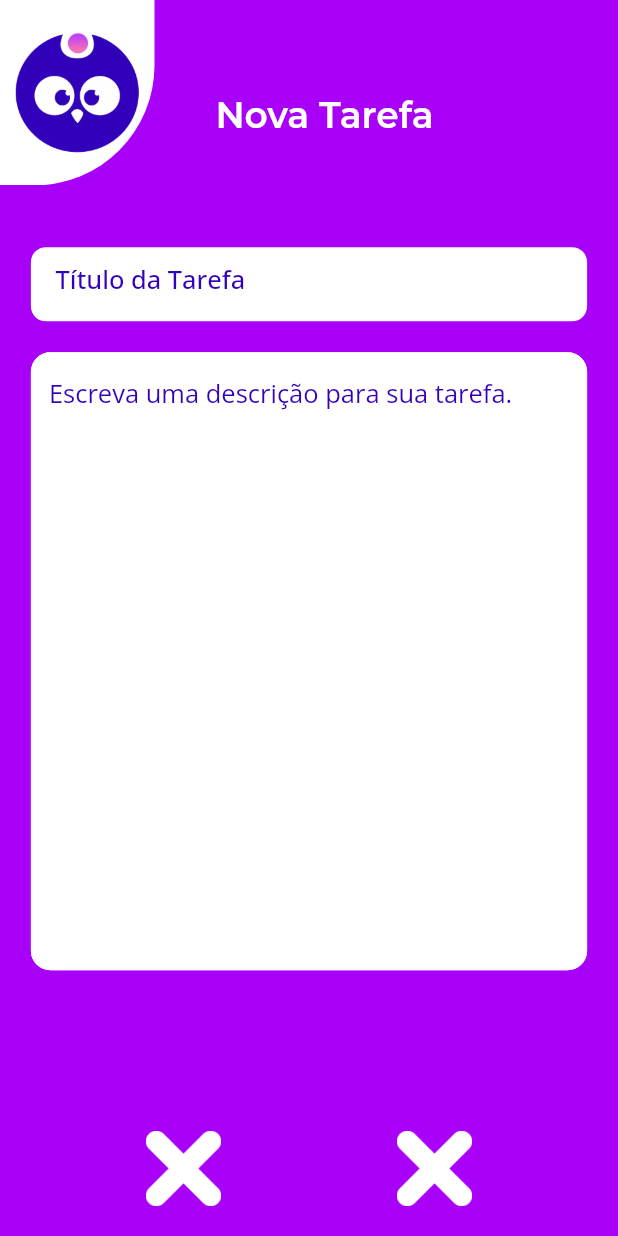
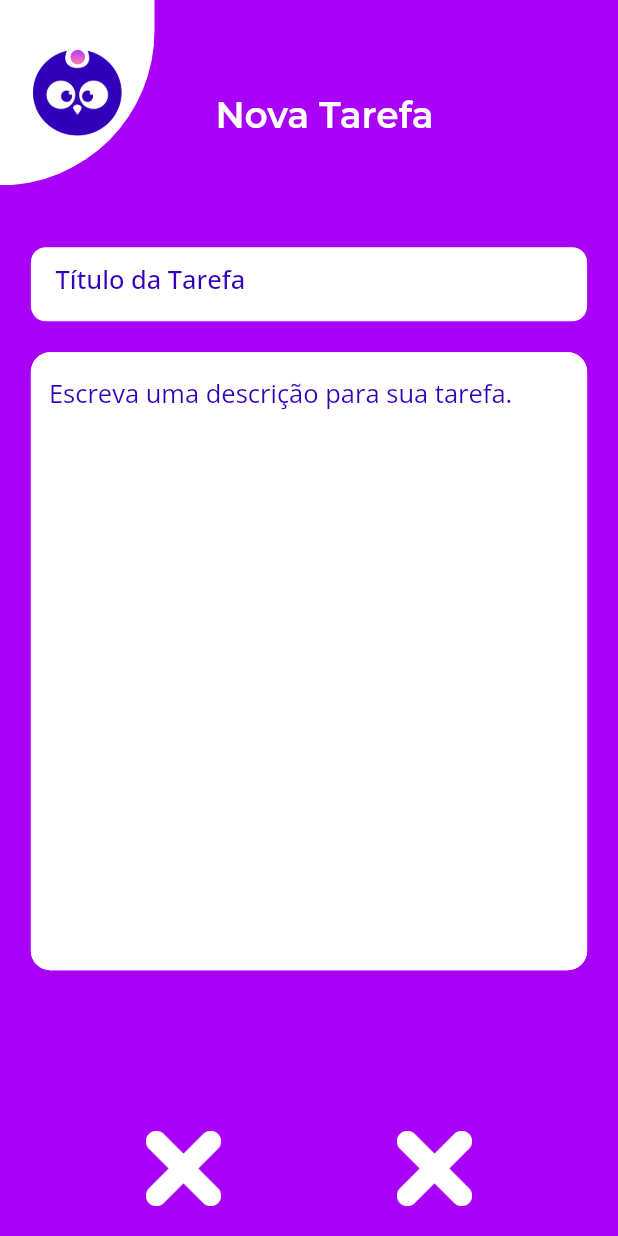
Before and after one commit to Palagio/app_todo_lovepeople, a Flutter app: the AddNewTaskView screen opened by its route, on a phone screen of 412 x 824 dp. Run offline on Flutter 3.47's test engine with Material 2 defaults, Android fonts, the phone set to English and light mode, and no system bars; our stand-ins replace google_fonts.

Commit message:
Corrigindo app bar

```diff
--- a/lib/modules/home/new_task/add_new_task_view.dart
+++ b/lib/modules/home/new_task/add_new_task_view.dart
@@ -47,11 +47,11 @@ class _AddNewTaskViewState extends State<AddNewTaskView> {
               child: Row(
                 mainAxisAlignment: MainAxisAlignment.spaceEvenly,
                 children: [
-                  ColorBoxSelection(),
-                  ColorBoxSelection(),
-                  ColorBoxSelection(),
-                  ColorBoxSelection(),
-                  ColorBoxSelection(),
+                  // ColorBoxSelection(),
+                  // ColorBoxSelection(),
+                  // ColorBoxSelection(),
+                  // ColorBoxSelection(),
+                  // ColorBoxSelection(),
                 ],
               ),
             ),
@@ -98,8 +98,8 @@ class _AddNewTaskViewState extends State<AddNewTaskView> {
     );
   }
 
-  InkWell ColorBoxSelection() {
-     Color? color;
+  InkWell ColorBoxSelection(color) {
+    Color? color;
 
     return InkWell(
       onTap: () {},
--- a/lib/modules/home/widgets/app_bar_widget.dart
+++ b/lib/modules/home/widgets/app_bar_widget.dart
@@ -30,16 +30,20 @@ class AppBarWidget extends AppBar {
             ),
           ),
           leading: Container(
+            child: Transform.scale(
+              alignment: Alignment.center,
+              scale: 0.6,
+              child: Image.asset(
+                'assets/images/shared/logo.png',
+                fit: BoxFit.cover,
+              ),
+            ),
             decoration: const BoxDecoration(
-                color: Colors.white,
-                borderRadius: BorderRadius.only(
-                  bottomRight: Radius.circular(80),
-                ),
-                image: DecorationImage(
-                  image: AssetImage('assets/images/shared/logo.png'),
-                  fit: BoxFit.contain,
-                  alignment: Alignment.center,
-                )),
+              color: Colors.white,
+              borderRadius: BorderRadius.only(
+                bottomRight: Radius.circular(150),
+              ),
+            ),
           ),
         );
 }
```
